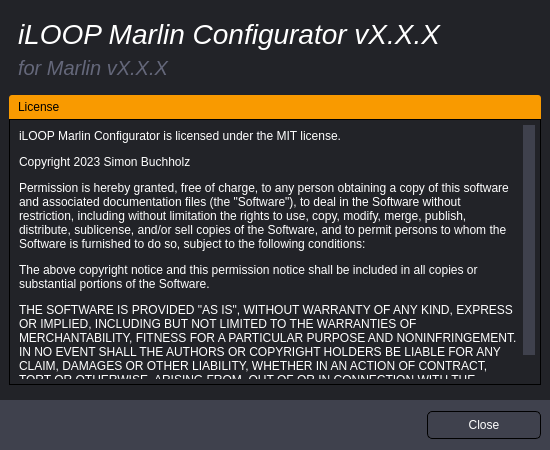
First picture: the form in gui/AboutDialog.ui, repository SimonBuxx/iloop-marlin-configurator, before the edit.
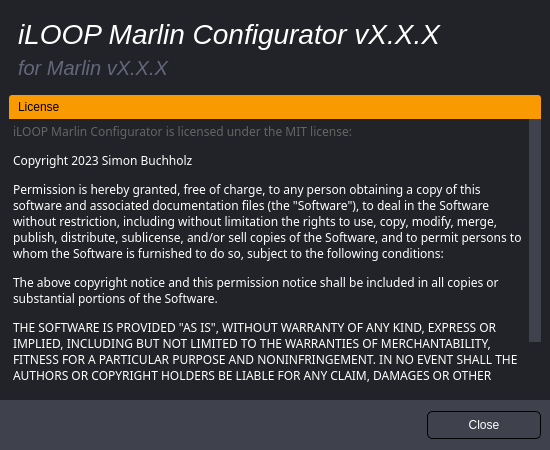
Second picture: the form after the edit. Icons and pictures are not drawn.

What changed in the file:
```diff
--- a/gui/AboutDialog.ui
+++ b/gui/AboutDialog.ui
@@ -167,13 +167,13 @@
           </property>
           <item row="0" column="0">
            <widget class="QTextEdit" name="textEdit">
+            <property name="font">
+             <font>
+              <family>Source Sans Pro</family>
+             </font>
+            </property>
             <property name="styleSheet">
-             <string notr="true">QTextEdit {
-	border: 1px solid black;
-	padding: 5px;
-}
-
-QScrollBar:vertical
+             <string notr="true">QScrollBar:vertical
 {
     width: 12px;
 	border: none;
@@ -221,11 +221,11 @@
 li.unchecked::marker { content: &quot;\2610&quot;; }
 li.checked::marker { content: &quot;\2612&quot;; }
 &lt;/style&gt;&lt;/head&gt;&lt;body style=&quot; font-family:'Source Sans Pro'; font-size:9pt; font-weight:400; font-style:normal;&quot;&gt;
-&lt;p style=&quot; margin-top:12px; margin-bottom:12px; margin-left:0px; margin-right:0px; -qt-block-indent:0; text-indent:0px;&quot;&gt;iLOOP Marlin Configurator is licensed under the MIT license.&lt;/p&gt;
-&lt;p style=&quot; margin-top:12px; margin-bottom:12px; margin-left:0px; margin-right:0px; -qt-block-indent:0; text-indent:0px;&quot;&gt;Copyright 2023 Simon Buchholz&lt;/p&gt;
-&lt;p style=&quot; margin-top:12px; margin-bottom:12px; margin-left:0px; margin-right:0px; -qt-block-indent:0; text-indent:0px;&quot;&gt;Permission is hereby granted, free of charge, to any person obtaining a copy of this software and associated documentation files (the &amp;quot;Software&amp;quot;), to deal in the Software without restriction, including without limitation the rights to use, copy, modify, merge, publish, distribute, sublicense, and/or sell copies of the Software, and to permit persons to whom the Software is furnished to do so, subject to the following conditions:&lt;/p&gt;
-&lt;p style=&quot; margin-top:12px; margin-bottom:12px; margin-left:0px; margin-right:0px; -qt-block-indent:0; text-indent:0px;&quot;&gt;The above copyright notice and this permission notice shall be included in all copies or substantial portions of the Software.&lt;/p&gt;
-&lt;p style=&quot; margin-top:12px; margin-bottom:12px; margin-left:0px; margin-right:0px; -qt-block-indent:0; text-indent:0px;&quot;&gt;THE SOFTWARE IS PROVIDED &amp;quot;AS IS&amp;quot;, WITHOUT WARRANTY OF ANY KIND, EXPRESS OR IMPLIED, INCLUDING BUT NOT LIMITED TO THE WARRANTIES OF MERCHANTABILITY, FITNESS FOR A PARTICULAR PURPOSE AND NONINFRINGEMENT. IN NO EVENT SHALL THE AUTHORS OR COPYRIGHT HOLDERS BE LIABLE FOR ANY CLAIM, DAMAGES OR OTHER LIABILITY, WHETHER IN AN ACTION OF CONTRACT, TORT OR OTHERWISE, ARISING FROM, OUT OF OR IN CONNECTION WITH THE SOFTWARE OR THE USE OR OTHER DEALINGS IN THE SOFTWARE.&lt;/p&gt;&lt;/body&gt;&lt;/html&gt;</string>
+&lt;p style=&quot; margin-top:12px; margin-bottom:12px; margin-left:0px; margin-right:0px; -qt-block-indent:0; text-indent:0px;&quot;&gt;&lt;span style=&quot; font-family:'Source Code Pro'; color:#646464;&quot;&gt;iLOOP Marlin Configurator is licensed under the MIT license:&lt;/span&gt;&lt;/p&gt;
+&lt;p style=&quot; margin-top:12px; margin-bottom:12px; margin-left:0px; margin-right:0px; -qt-block-indent:0; text-indent:0px;&quot;&gt;&lt;span style=&quot; font-family:'Source Code Pro'; color:#ffffff;&quot;&gt;Copyright 2023 Simon Buchholz&lt;/span&gt;&lt;/p&gt;
+&lt;p style=&quot; margin-top:12px; margin-bottom:12px; margin-left:0px; margin-right:0px; -qt-block-indent:0; text-indent:0px;&quot;&gt;&lt;span style=&quot; font-family:'Source Code Pro'; color:#ffffff;&quot;&gt;Permission is hereby granted, free of charge, to any person obtaining a copy of this software and associated documentation files (the &amp;quot;Software&amp;quot;), to deal in the Software without restriction, including without limitation the rights to use, copy, modify, merge, publish, distribute, sublicense, and/or sell copies of the Software, and to permit persons to whom the Software is furnished to do so, subject to the following conditions:&lt;/span&gt;&lt;/p&gt;
+&lt;p style=&quot; margin-top:12px; margin-bottom:12px; margin-left:0px; margin-right:0px; -qt-block-indent:0; text-indent:0px;&quot;&gt;&lt;span style=&quot; font-family:'Source Code Pro'; color:#ffffff;&quot;&gt;The above copyright notice and this permission notice shall be included in all copies or substantial portions of the Software.&lt;/span&gt;&lt;/p&gt;
+&lt;p style=&quot; margin-top:12px; margin-bottom:12px; margin-left:0px; margin-right:0px; -qt-block-indent:0; text-indent:0px;&quot;&gt;&lt;span style=&quot; font-family:'Source Code Pro'; color:#ffffff;&quot;&gt;THE SOFTWARE IS PROVIDED &amp;quot;AS IS&amp;quot;, WITHOUT WARRANTY OF ANY KIND, EXPRESS OR IMPLIED, INCLUDING BUT NOT LIMITED TO THE WARRANTIES OF MERCHANTABILITY, FITNESS FOR A PARTICULAR PURPOSE AND NONINFRINGEMENT. IN NO EVENT SHALL THE AUTHORS OR COPYRIGHT HOLDERS BE LIABLE FOR ANY CLAIM, DAMAGES OR OTHER LIABILITY, WHETHER IN AN ACTION OF CONTRACT, TORT OR OTHERWISE, ARISING FROM, OUT OF OR IN CONNECTION WITH THE SOFTWARE OR THE USE OR OTHER DEALINGS IN THE SOFTWARE.&lt;/span&gt;&lt;/p&gt;&lt;/body&gt;&lt;/html&gt;</string>
             </property>
            </widget>
           </item>
```
